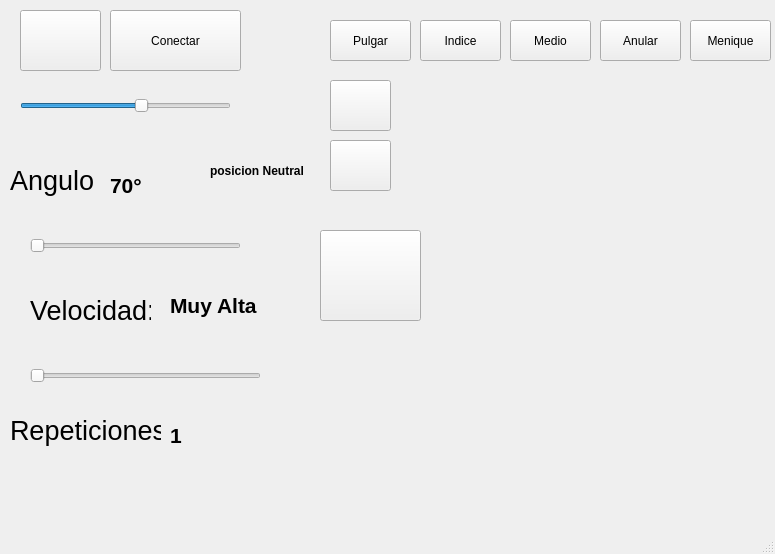
Old version of the form programacion/pythongui/exoesqueleto.ui in the repository lrolomeli/exoesqueleto-mano.
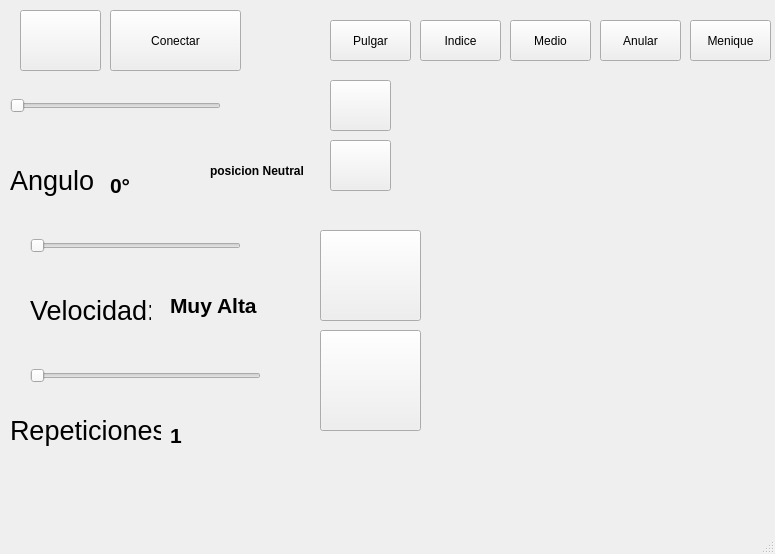
New version of the form. Icons and pictures are not drawn.

```diff
--- a/programacion/pythongui/exoesqueleto.ui
+++ b/programacion/pythongui/exoesqueleto.ui
@@ -377,7 +377,7 @@
    <widget class="QSlider" name="angle_slider">
     <property name="geometry">
      <rect>
-      <x>20</x>
+      <x>10</x>
       <y>80</y>
       <width>211</width>
       <height>51</height>
@@ -387,13 +387,16 @@
      <number>0</number>
     </property>
     <property name="maximum">
-     <number>120</number>
+     <number>90</number>
     </property>
     <property name="pageStep">
-     <number>10</number>
+     <number>1</number>
+    </property>
+    <property name="value">
+     <number>0</number>
     </property>
     <property name="sliderPosition">
-     <number>70</number>
+     <number>0</number>
     </property>
     <property name="orientation">
      <enum>Qt::Horizontal</enum>
@@ -433,7 +436,7 @@
      </font>
     </property>
     <property name="text">
-     <string>70°</string>
+     <string>0°</string>
     </property>
    </widget>
    <widget class="QSlider" name="Reps_Slider">
@@ -546,7 +549,33 @@
     </property>
     <property name="icon">
      <iconset>
-      <normaloff>../../../../../BIOMEDICA/boton_stop.jpg</normaloff>../../../../../BIOMEDICA/boton_stop.jpg</iconset>
+      <normaloff>../../../../../Pictures/captura_boton.png</normaloff>../../../../../Pictures/captura_boton.png</iconset>
+    </property>
+    <property name="iconSize">
+     <size>
+      <width>100</width>
+      <height>100</height>
+     </size>
+    </property>
+    <property name="autoRepeat">
+     <bool>true</bool>
+    </property>
+   </widget>
+   <widget class="QPushButton" name="start_boton">
+    <property name="geometry">
+     <rect>
+      <x>320</x>
+      <y>330</y>
+      <width>101</width>
+      <height>101</height>
+     </rect>
+    </property>
+    <property name="text">
+     <string/>
+    </property>
+    <property name="icon">
+     <iconset>
+      <normaloff>../../imagenes/boton_start.jpg</normaloff>../../imagenes/boton_start.jpg</iconset>
     </property>
     <property name="iconSize">
      <size>
```
Left out of the diff: 1 changed line with no effect on the pictures.
